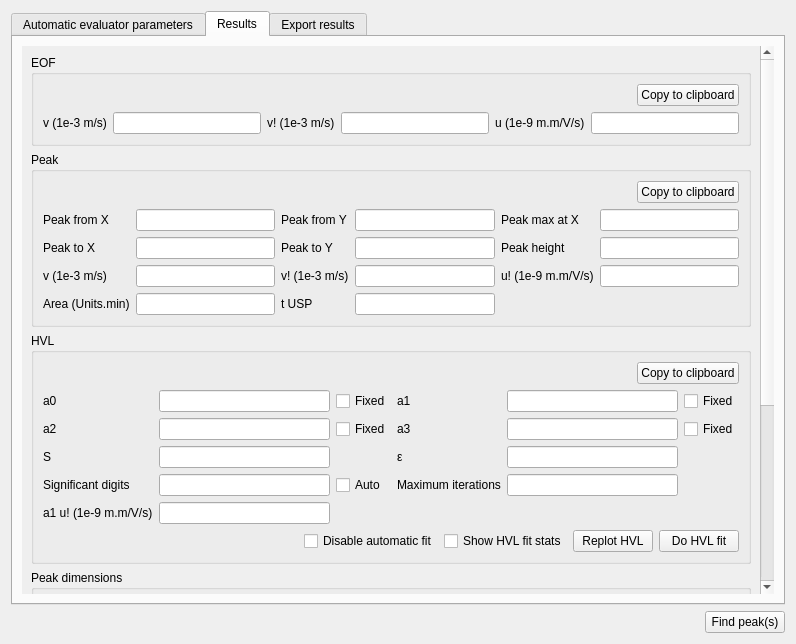
The window that src/gui/evaluationwidget.ui (echmet/CEval) describes before a commit, drawn with Qt 5.
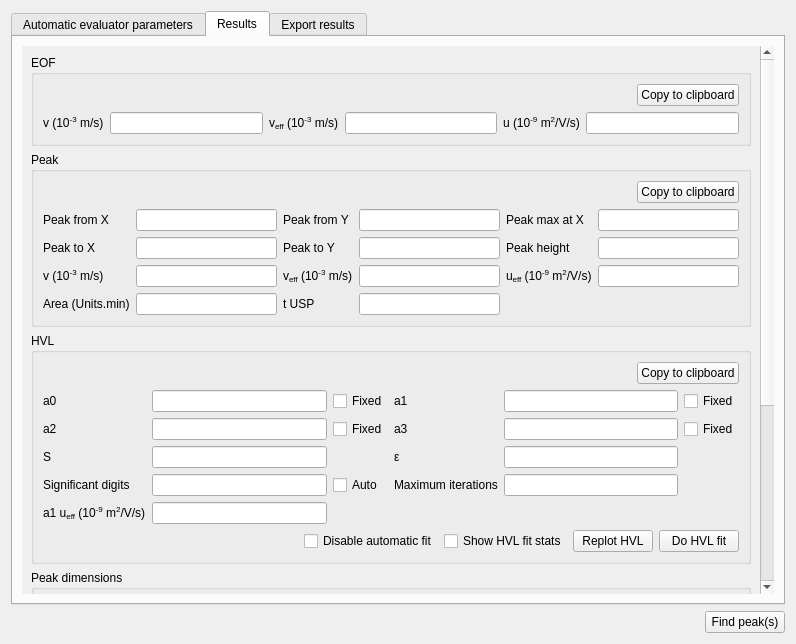
The same window after the commit. Custom widgets are drawn as their Qt base class.

Commit message: Use rich-format text in labels where it is appropriate

```diff
--- a/src/gui/evaluationwidget.ui
+++ b/src/gui/evaluationwidget.ui
@@ -621,7 +621,7 @@
             <x>0</x>
             <y>0</y>
             <width>744</width>
-            <height>1050</height>
+            <height>1076</height>
            </rect>
           </property>
           <property name="sizePolicy">
@@ -672,21 +672,21 @@
                 <item row="0" column="2">
                  <widget class="QLabel" name="ql_vEofRel">
                   <property name="text">
-                   <string>v! (1e-3 m/s)</string>
+                   <string>&lt;html&gt;&lt;head/&gt;&lt;body&gt;&lt;p&gt;v&lt;span style=&quot; vertical-align:sub;&quot;&gt;eff&lt;/span&gt; (10&lt;span style=&quot; vertical-align:super;&quot;&gt;-3&lt;/span&gt; m/s)&lt;/p&gt;&lt;/body&gt;&lt;/html&gt;</string>
                   </property>
                  </widget>
                 </item>
                 <item row="0" column="4">
                  <widget class="QLabel" name="ql_uEof">
                   <property name="text">
-                   <string>u (1e-9 m.m/V/s)</string>
+                   <string>&lt;html&gt;&lt;head/&gt;&lt;body&gt;&lt;p&gt;u (10&lt;span style=&quot; vertical-align:super;&quot;&gt;-9&lt;/span&gt; m&lt;span style=&quot; vertical-align:super;&quot;&gt;2&lt;/span&gt;/V/s)&lt;/p&gt;&lt;/body&gt;&lt;/html&gt;</string>
                   </property>
                  </widget>
                 </item>
                 <item row="0" column="0">
                  <widget class="QLabel" name="ql_vEof">
                   <property name="text">
-                   <string>v (1e-3 m/s)</string>
+                   <string>&lt;html&gt;&lt;head/&gt;&lt;body&gt;&lt;p&gt;v (10&lt;span style=&quot; vertical-align:super;&quot;&gt;-3&lt;/span&gt; m/s)&lt;/p&gt;&lt;/body&gt;&lt;/html&gt;</string>
                   </property>
                  </widget>
                 </item>
@@ -811,7 +811,7 @@
                 <item row="2" column="2">
                  <widget class="QLabel" name="ql_vPeakRel">
                   <property name="text">
-                   <string>v! (1e-3 m/s)</string>
+                   <string>&lt;html&gt;&lt;head/&gt;&lt;body&gt;&lt;p&gt;v&lt;span style=&quot; vertical-align:sub;&quot;&gt;eff&lt;/span&gt; (10&lt;span style=&quot; vertical-align:super;&quot;&gt;-3&lt;/span&gt; m/s)&lt;/p&gt;&lt;/body&gt;&lt;/html&gt;</string>
                   </property>
                  </widget>
                 </item>
@@ -868,7 +868,7 @@
                 <item row="2" column="4">
                  <widget class="QLabel" name="ql_uPeak">
                   <property name="text">
-                   <string>u! (1e-9 m.m/V/s)</string>
+                   <string>&lt;html&gt;&lt;head/&gt;&lt;body&gt;&lt;p&gt;u&lt;span style=&quot; vertical-align:sub;&quot;&gt;eff&lt;/span&gt; (10&lt;span style=&quot; vertical-align:super;&quot;&gt;-9&lt;/span&gt; m&lt;span style=&quot; vertical-align:super;&quot;&gt;2&lt;/span&gt;/V/s)&lt;/p&gt;&lt;/body&gt;&lt;/html&gt;</string>
                   </property>
                  </widget>
                 </item>
@@ -900,7 +900,7 @@
                 <item row="2" column="0">
                  <widget class="QLabel" name="ql_vPeak">
                   <property name="text">
-                   <string>v (1e-3 m/s)</string>
+                   <string>&lt;html&gt;&lt;head/&gt;&lt;body&gt;&lt;p&gt;v (10&lt;span style=&quot; vertical-align:super;&quot;&gt;-3&lt;/span&gt; m/s)&lt;/p&gt;&lt;/body&gt;&lt;/html&gt;</string>
                   </property>
                  </widget>
                 </item>
@@ -1448,7 +1448,7 @@
                 <item row="4" column="0">
                  <widget class="QLabel" name="ql_hvlA1Mobility">
                   <property name="text">
-                   <string>a1 u! (1e-9 m.m/V/s)</string>
+                   <string>&lt;html&gt;&lt;head/&gt;&lt;body&gt;&lt;p&gt;a1 u&lt;span style=&quot; vertical-align:sub;&quot;&gt;eff&lt;/span&gt; (10&lt;span style=&quot; vertical-align:super;&quot;&gt;-9&lt;/span&gt; m&lt;span style=&quot; vertical-align:super;&quot;&gt;2&lt;/span&gt;/V/s)&lt;/p&gt;&lt;/body&gt;&lt;/html&gt;</string>
                   </property>
                  </widget>
                 </item>
```
Left out of the diff: 6 changed lines with no effect on the pictures.
